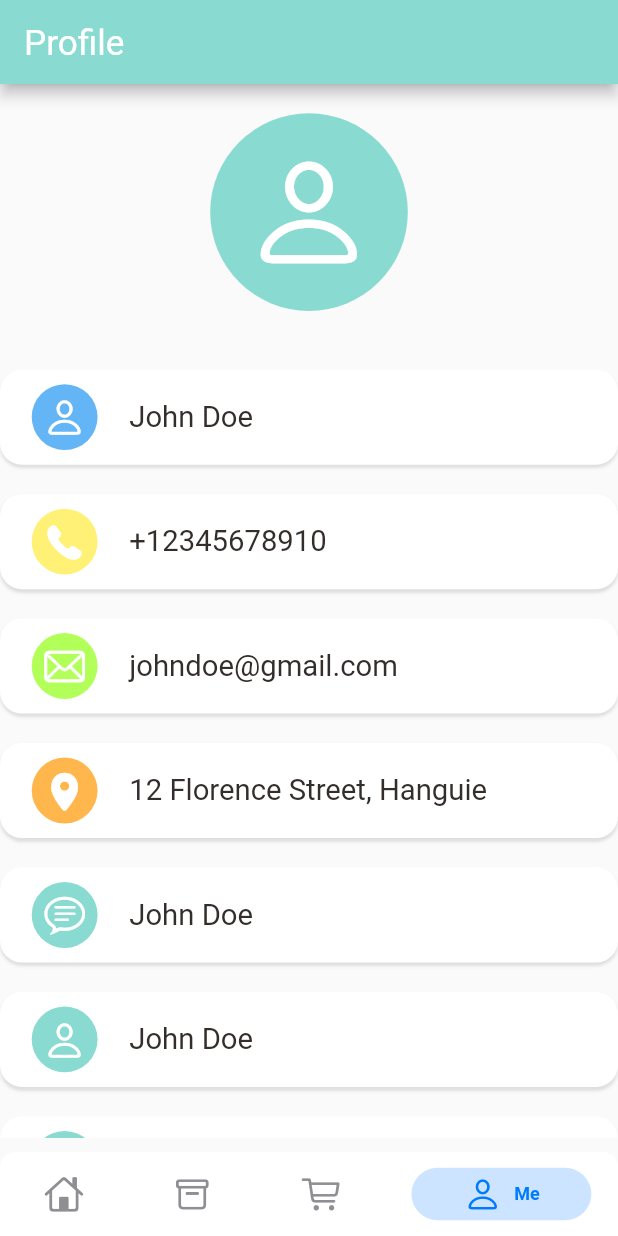
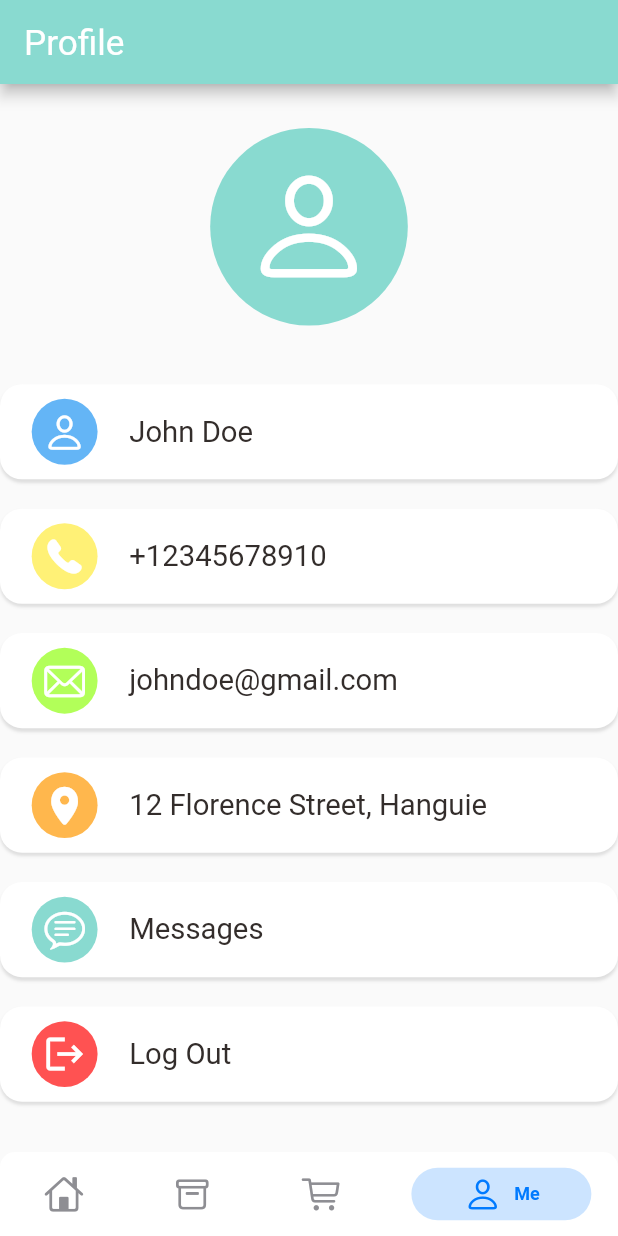
Before and after one commit to fabian-emmanuel/indulge_kitchen_flutter_app, a Flutter app: the screen it shows after launch, item 4 of the bottom bar chosen, on a phone screen of 412 x 824 dp. Run offline on Flutter 3.47's test engine with Material 2 defaults, Android fonts, the phone set to English and light mode, and no system bars; drawn by our look-alikes of persistent_bottom_nav_bar; our stand-ins replace dots_indicator, get, shared_preferences; network calls fail.

Commit message:
account page functionality

```diff
--- a/lib/data/repository/cart_repo.dart
+++ b/lib/data/repository/cart_repo.dart
@@ -71,8 +71,8 @@ class CartRepo {
   }
 
   void clearCartHistory() {
-    //TODO
-    // preferences.remove(_cartList);
-    // preferences.remove(_cartHistoryList);
+    removeCart();
+    cartHistory = [];
+    preferences.remove(_cartHistoryList);
   }
 }
--- a/lib/screens/account/account_page.dart
+++ b/lib/screens/account/account_page.dart
@@ -1,5 +1,9 @@
 import 'package:flutter/cupertino.dart';
 import 'package:flutter/material.dart';
+import 'package:get/get.dart';
+import 'package:indulge_kitchen/data/controllers/auth_controller.dart';
+import 'package:indulge_kitchen/data/controllers/cart_controller.dart';
+import 'package:indulge_kitchen/routes/routes_helper.dart';
 import 'package:indulge_kitchen/utils/colors.dart';
 import 'package:indulge_kitchen/utils/dimensions.dart';
 import 'package:indulge_kitchen/widgets/account_widget.dart';
@@ -23,7 +27,7 @@ class AccountPage extends StatelessWidget {
       body: Container(
         width: double.maxFinite,
         margin:
-            EdgeInsets.only(top: Dimensions.len20, bottom: Dimensions.len20),
+            EdgeInsets.only(top: Dimensions.len30, bottom: Dimensions.len30),
         child: Column(
           children: [
             AppIcon(
@@ -97,43 +101,31 @@ class AccountPage extends StatelessWidget {
                         bgColor: AppColors.mainColor,
                       ),
                       bigText: BigText(
-                        text: 'John Doe',
+                        text: 'Messages',
                       ),
                     ),
-                    AccountWidget(
+                    GestureDetector(
+                      onTap: () {
+                        (Get.find<AuthController>().isUserLoggedIn())
+                            ? {
+                                Get.find<AuthController>().clearSharedData(),
+                                Get.find<CartController>().clear(),
+                                Get.find<CartController>().clearCartHistory(),
+                                Get.offNamed(RouteHelper.getSignInPage())
+                              }
+                            : {};
+                      },
+                      child: AccountWidget(
                         appIcon: AppIcon(
-                        icon: CupertinoIcons.person,
+                          icon: Icons.logout,
                           iconSize: Dimensions.len30,
                           size: Dimensions.len45,
                           iconColor: Colors.white,
-                        bgColor: AppColors.mainColor,
+                          bgColor: Colors.redAccent,
                         ),
                         bigText: BigText(
-                        text: 'John Doe',
+                          text: 'Log Out',
                         ),
-                    ),
-                    AccountWidget(
-                      appIcon: AppIcon(
-                        icon: CupertinoIcons.person,
-                        iconSize: Dimensions.len30,
-                        size: Dimensions.len45,
-                        iconColor: Colors.white,
-                        bgColor: AppColors.mainColor,
-                      ),
-                      bigText: BigText(
-                        text: 'John Doe',
-                      ),
-                    ),
-                    AccountWidget(
-                      appIcon: AppIcon(
-                        icon: CupertinoIcons.person,
-                        iconSize: Dimensions.len30,
-                        size: Dimensions.len45,
-                        iconColor: Colors.white,
-                        bgColor: AppColors.mainColor,
-                      ),
-                      bigText: BigText(
-                        text: 'John Doe',
                       ),
                     ),
                   ],
--- a/lib/screens/cart/cart_page.dart
+++ b/lib/screens/cart/cart_page.dart
@@ -2,6 +2,7 @@ import 'package:flutter/cupertino.dart';
 import 'package:flutter/material.dart';
 import 'package:get/get.dart';
 import 'package:indulge_kitchen/base/404_page.dart';
+import 'package:indulge_kitchen/data/controllers/auth_controller.dart';
 import 'package:indulge_kitchen/data/controllers/cart_controller.dart';
 import 'package:indulge_kitchen/data/controllers/popular_product_controller.dart';
 import 'package:indulge_kitchen/data/controllers/recommended_product_controller.dart';
@@ -290,7 +291,9 @@ class CartPage extends StatelessWidget {
                     ),
                     GestureDetector(
                       onTap: () {
-                        controller.addToHistory();
+                        (Get.find<AuthController>().isUserLoggedIn())
+                            ? {controller.addToHistory()}
+                            : {Get.toNamed(RouteHelper.getSignInPage())};
                       },
                       child: Container(
                           padding: EdgeInsets.only(
--- a/lib/utils/app_constants.dart
+++ b/lib/utils/app_constants.dart
@@ -12,7 +12,7 @@ class AppConstants {
   static const String REGISTRATION_URI = "/api/v1/auth/register";
   static const String LOGIN_URI = "/api/v1/auth/login";
 
-  static const String TOKEN = "DBToken";
+  static const String TOKEN = "";
   static const String EMAIL = "";
   static const String PASSWORD = "";
   static const String CART_LIST = "cart-list";
```
Also changed, not shown: lib/data/controllers/auth_controller.dart (+8 -0 lines), lib/data/repository/auth_repo.dart (+13 -0 lines). Lines whose indentation alone changed are shown as unchanged.
